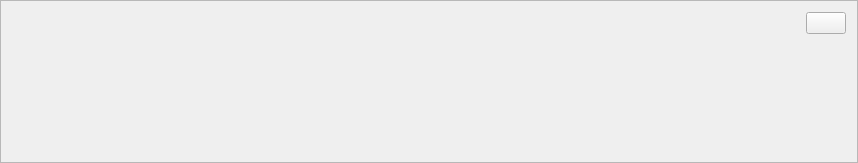
Qt form kadas/app/ui/kadastemporalcontroller.ui (kadas-albireo/kadas-albireo2) before a commit.
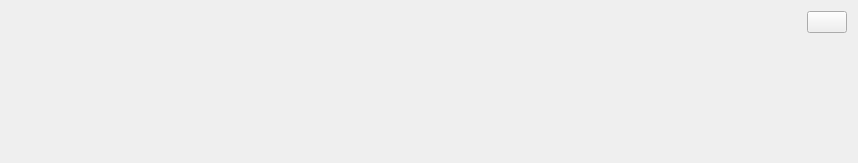
The same form after that commit. Icons and pictures are not drawn.

```diff
--- a/kadas/app/ui/kadastemporalcontroller.ui
+++ b/kadas/app/ui/kadastemporalcontroller.ui
@@ -1,7 +1,7 @@
 <?xml version="1.0" encoding="UTF-8"?>
 <ui version="4.0">
  <class>KadasTemporalControllerBase</class>
- <widget class="QFrame" name="KadasTemporalControllerBase">
+ <widget class="QWidget" name="KadasTemporalControllerBase">
   <property name="geometry">
    <rect>
     <x>0</x>
@@ -10,15 +10,6 @@
     <height>163</height>
    </rect>
   </property>
-  <property name="windowTitle">
-   <string>Frame</string>
-  </property>
-  <property name="frameShape">
-   <enum>QFrame::Shape::StyledPanel</enum>
-  </property>
-  <property name="frameShadow">
-   <enum>QFrame::Shadow::Raised</enum>
-  </property>
   <layout class="QGridLayout" name="gridLayout">
    <item row="0" column="1">
     <widget class="QPushButton" name="mCloseButton">
```
